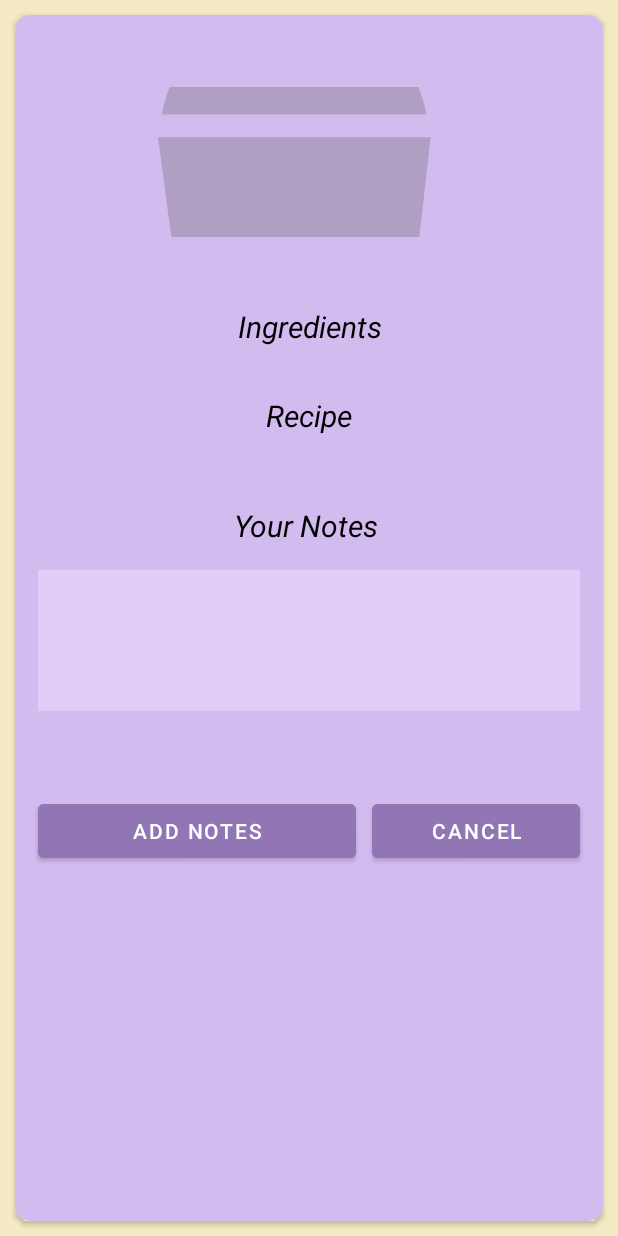
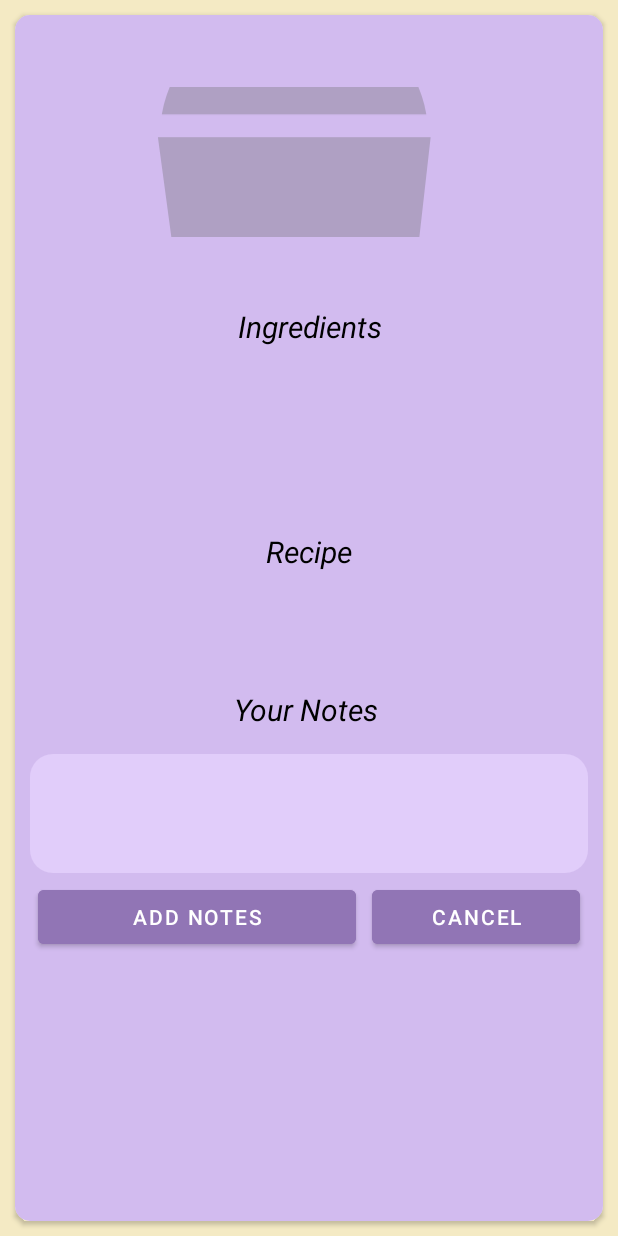
Before and after one commit to grigange/CocktailAndroidApp, an Android app: the InfoActivity screen opened directly, with no data from a screen before it, on a phone screen of 412 x 824 dp. Run offline under Robolectric (Android 15) with nearby library versions, the phone set to English and light mode, and no system bars; our stand-ins replace Picasso; pictures from the network do not load; 2 statements that could not run were skipped.

Commit message:
TextField transitions and similarities

```diff
--- a/app/src/main/java/com/example/cocktailandroidapp/CommentActivity.java
+++ b/app/src/main/java/com/example/cocktailandroidapp/CommentActivity.java
@@ -46,6 +46,7 @@ public class CommentActivity extends AppCompatActivity {
         super.onCreate(savedInstanceState);
         setContentView(R.layout.activity_comment);
         theNote= findViewById(R.id.notes2);
+        //theNote.requestFocus();
         addNoteBtn = findViewById(R.id.saveNotesBTN);
         title_comment = findViewById(R.id.title_comment);
         image_comment = findViewById(R.id.image_comment);
--- a/app/src/main/res/layout/activity_info.xml
+++ b/app/src/main/res/layout/activity_info.xml
@@ -90,7 +90,8 @@
                     <LinearLayout
                         android:layout_width="match_parent"
                         android:layout_height="wrap_content"
-                        android:orientation="vertical">
+                        android:orientation="vertical"
+                        android:minHeight="150dp">
 
                         <TextView
                             android:id="@+id/title_ingredients"
@@ -143,6 +144,7 @@
                                 android:layout_width="wrap_content"
                                 android:layout_height="wrap_content"
                                 android:layout_margin="5dp"
+                                android:minLines="3"
                                 android:layout_weight="1"
                                 android:padding="5dp"
                                 android:textColor="?attr/txtColorSecondary"
@@ -162,7 +164,7 @@
                         android:textColor="?attr/txtColor"
                         android:textStyle="italic" />
 
-
+                <!--
                     <ScrollView
                         android:layout_width="match_parent"
                         android:layout_height="150dp">
@@ -181,14 +183,41 @@
                                 android:layout_weight="1"
                                 android:textAlignment="textStart"
                                 android:gravity="start"
-                                android:padding="5dp"
+                                android:padding="10dp"
                                 android:minLines="5"
+                                android:textSize="16sp"
                                 android:text=""
-                                android:background="?attr/textedit"
+                                android:background="@drawable/rounded_edittext"
                                 android:textColor="?attr/txtColorSecondary"
                                 android:transitionName="notes" />
                         </LinearLayout>
                     </ScrollView>
+                    -->
+                    <com.google.android.material.textfield.TextInputLayout
+                        android:id="@+id/noteField"
+                        android:layout_width="match_parent"
+                        android:layout_height="wrap_content"
+                        android:gravity="start"
+                        android:clickable="true"
+
+                        android:textAlignment="viewStart"
+                        style="@style/Widget.MaterialComponents.TextInputLayout.OutlinedBox">
+
+                        <com.google.android.material.textfield.TextInputEditText
+                            android:id="@+id/notes"
+                            android:layout_width="match_parent"
+                            android:layout_height="wrap_content"
+                            android:gravity="top"
+                            android:textColor="?attr/txtColorSecondary"
+                            android:enabled="false"
+
+                            android:background="@drawable/rounded_edittext"
+                            android:minLines="3"
+                            android:transitionName="notes"
+                            android:textSize="16sp"
+                            android:padding="10dp" />
+
+                    </com.google.android.material.textfield.TextInputLayout>
 
                     <LinearLayout
                         android:layout_width="match_parent"
```
Also changed, not shown: app/src/main/java/com/example/cocktailandroidapp/InfoActivity.java (+23 -1 lines), app/src/main/res/layout/activity_comment.xml (+9 -7 lines).
